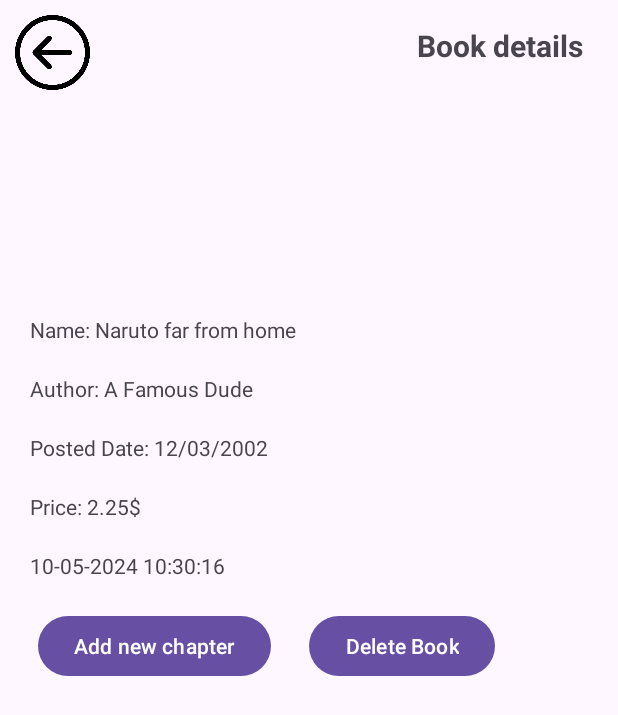
After one commit to xzeo1123/Mob2, an Android app: the AdminBookDetail screen opened directly, with no data from a screen before it, on a phone screen of 412 x 824 dp. The commit adds this screen. Shown: the top 715 px of the screen. Run offline under Robolectric (Android 15) with nearby library versions, the phone set to English and light mode, and no system bars; our stand-ins replace Picasso; 5 statements that could not run were skipped.

Commit message:
Create Posted view and display books, prepare for add new chapter.

```diff
--- a/app/build.gradle
+++ b/app/build.gradle
@@ -60,4 +60,7 @@ dependencies {
     // Login google implementation
     implementation("com.google.firebase:firebase-auth")
     implementation("com.google.android.gms:play-services-auth:21.1.0")
+
+    //Picasso
+    implementation 'com.squareup.picasso:picasso:2.71828'
 }
--- /dev/null
+++ b/app/src/main/java/com/example/androidproject/AdminBookDetail.java
@@ -0,0 +1,72 @@
+package com.example.androidproject;
+
+import android.content.Intent;
+import android.os.Bundle;
+import android.view.View;
+import android.widget.Button;
+import android.widget.ImageButton;
+import android.widget.ImageView;
+import android.widget.TextView;
+
+import androidx.activity.EdgeToEdge;
+import androidx.appcompat.app.AppCompatActivity;
+import androidx.core.graphics.Insets;
+import androidx.core.view.ViewCompat;
+import androidx.core.view.WindowInsetsCompat;
+
+import com.example.androidproject.entity.Book;
+import com.squareup.picasso.Picasso;
+
+import java.text.SimpleDateFormat;
+import java.util.Date;
+
+public class AdminBookDetail extends AppCompatActivity {
+    private Book book;
+    @Override
+    protected void onCreate(Bundle savedInstanceState) {
+        super.onCreate(savedInstanceState);
+        EdgeToEdge.enable(this);
+        setContentView(R.layout.activity_admin_book_detail);
+        ViewCompat.setOnApplyWindowInsetsListener(findViewById(R.id.main), (v, insets) -> {
+            Insets systemBars = insets.getInsets(WindowInsetsCompat.Type.systemBars());
+            v.setPadding(systemBars.left, systemBars.top, systemBars.right, systemBars.bottom);
+            return insets;
+        });
+
+
+        Intent intent = getIntent();
+        book = (Book) intent.getSerializableExtra("singleBook");
+
+        TextView txtBookTitle, txtBookAuthor, txtBookPostedDate, txtBookPrice, txtLastUpdated;
+        ImageView imgBookCover;
+        imgBookCover = findViewById(R.id.imgBookCover);
+        txtBookTitle = findViewById(R.id.txtBookTitle);
+        txtBookAuthor = findViewById(R.id.txtBookAuthor);
+        txtBookPostedDate = findViewById(R.id.txtBookPostedDate);
+        txtBookPrice = findViewById(R.id.txtBookPrice);
+        txtLastUpdated = findViewById(R.id.txtLastUpdated);
+
+        assert book != null;
+        Picasso.get().load(book.getCoverURL()).into(imgBookCover);
+        txtBookTitle.setText(book.getName());
+        txtBookAuthor.setText(book.getAuthorID());
+        txtBookPostedDate.setText(new SimpleDateFormat("dd-MM-yyyy HH:mm:ss")
+                .format(new Date(book.getUploadDate())));
+        txtBookPrice.setText(String.valueOf(book.getPrice()));
+        txtLastUpdated.setText(new SimpleDateFormat("dd-MM-yyyy HH:mm:ss")
+                .format(new Date(System.currentTimeMillis())));
+
+
+        ImageButton btnBack = findViewById(R.id.btnBack);
+        btnBack.setOnClickListener(v -> {
+            Intent backToPosted = new Intent(this, AdminPostedActivity.class);
+            startActivity(backToPosted);
+        });
+        Button btnAddChapter = findViewById(R.id.btnAddChapter);
+        btnAddChapter.setOnClickListener(view -> {
+            Intent newMangaIntent = new Intent(this, AdminWriteMgaActivity.class);
+            newMangaIntent.putExtra("BookID", book.getBookID());
+            startActivity(newMangaIntent);
+        });
+    }
+}
--- a/app/src/main/java/com/example/androidproject/AdminWriteMgaActivity.java
+++ b/app/src/main/java/com/example/androidproject/AdminWriteMgaActivity.java
@@ -1,6 +1,8 @@
 package com.example.androidproject;
 
+import android.content.Intent;
 import android.os.Bundle;
+import android.widget.TextView;
 
 import androidx.activity.EdgeToEdge;
 import androidx.appcompat.app.AppCompatActivity;
@@ -20,5 +22,9 @@ public class AdminWriteMgaActivity extends AppCompatActivity {
             v.setPadding(systemBars.left, systemBars.top, systemBars.right, systemBars.bottom);
             return insets;
         });
+
+        Intent intent = getIntent();
+        TextView txtEnterToAdd = findViewById(R.id.txtEnterToAdd);
+        txtEnterToAdd.setText(intent.getStringExtra("BookID"));
     }
 }
--- /dev/null
+++ b/app/src/main/java/com/example/androidproject/IRecycleView/IRecycleViewAdminPosted.java
@@ -0,0 +1,5 @@
+package com.example.androidproject.IRecycleView;
+
+public interface IRecycleViewAdminPosted {
+    void onBookClicked(int position);
+}
--- /dev/null
+++ b/app/src/main/res/layout/activity_admin_book_detail.xml
@@ -0,0 +1,107 @@
+<?xml version="1.0" encoding="utf-8"?>
+<LinearLayout xmlns:android="http://schemas.android.com/apk/res/android"
+    xmlns:app="http://schemas.android.com/apk/res-auto"
+    xmlns:tools="http://schemas.android.com/tools"
+    android:id="@+id/main"
+    android:layout_width="match_parent"
+    android:layout_height="match_parent"
+    tools:context=".AdminBookDetail"
+    android:orientation="vertical">
+
+    <androidx.constraintlayout.widget.ConstraintLayout
+        android:layout_width="match_parent"
+        android:layout_height="wrap_content">
+
+        <ImageButton
+            android:id="@+id/btnBack"
+            android:layout_width="50dp"
+            android:layout_height="50dp"
+            android:layout_marginTop="10dp"
+            android:layout_marginStart="10dp"
+            android:background="@null"
+            android:importantForAccessibility="no"
+            android:scaleType="fitXY"
+            app:layout_constraintBottom_toBottomOf="parent"
+            app:layout_constraintEnd_toEndOf="parent"
+            app:layout_constraintHorizontal_bias="0.0"
+            app:layout_constraintStart_toStartOf="parent"
+            app:layout_constraintTop_toTopOf="parent"
+            app:layout_constraintVertical_bias="0.0"
+            app:srcCompat="@drawable/back_button" />
+
+        <TextView
+            android:id="@+id/textView"
+            android:layout_width="134dp"
+            android:layout_height="wrap_content"
+            android:text="Book details"
+            android:textSize="20sp"
+            android:textStyle="bold"
+            app:layout_constraintBottom_toBottomOf="parent"
+            app:layout_constraintEnd_toEndOf="parent"
+            app:layout_constraintHorizontal_bias="0.11"
+            app:layout_constraintStart_toEndOf="@+id/buttonBack"
+            app:layout_constraintTop_toTopOf="parent"
+            app:layout_constraintVertical_bias="0.515"
+            tools:ignore="HardcodedText" />
+    </androidx.constraintlayout.widget.ConstraintLayout>
+    <LinearLayout
+        android:layout_width="match_parent"
+        android:layout_height="wrap_content"
+        android:orientation="vertical"
+        android:padding="10dp">
+        <ImageView
+            android:id="@+id/imgBookCover"
+            android:layout_width="90dp"
+            android:layout_height="130dp"
+            tools:srcCompat="@drawable/mg1_1"
+            />
+        <TextView
+            android:id="@+id/txtBookTitle"
+            android:layout_width="match_parent"
+            android:layout_height="wrap_content"
+            android:padding="10dp"
+            android:text="Name: Naruto far from home"/>
+        <TextView
+            android:id="@+id/txtBookAuthor"
+            android:layout_width="match_parent"
+            android:layout_height="wrap_content"
+            android:padding="10dp"
+            android:text="Author: A Famous Dude"/>
+        <TextView
+            android:id="@+id/txtBookPostedDate"
+            android:layout_width="match_parent"
+            android:layout_height="wrap_content"
+            android:padding="10dp"
+            android:text="Posted Date: 12/03/2002"/>
+        <TextView
+            android:id="@+id/txtBookPrice"
+            android:layout_width="match_parent"
+            android:layout_height="wrap_content"
+            android:padding="10dp"
+            android:text="Price: 2.25$"/>
+        <TextView
+            android:id="@+id/txtLastUpdated"
+            android:layout_width="match_parent"
+            android:layout_height="wrap_content"
+            android:padding="10dp"
+            android:text="Last update: 13/05/2024"/>
+    </LinearLayout>
+
+    <LinearLayout
+        android:layout_width="match_parent"
+        android:layout_height="wrap_content"
+        android:orientation="horizontal">
+        <Button
+            android:id="@+id/btnAddChapter"
+            android:layout_width="wrap_content"
+            android:layout_height="wrap_content"
+            android:layout_marginStart="25dp"
+            android:text="Add new chapter"/>
+        <Button
+            android:id="@+id/btnDeleteBook"
+            android:layout_width="wrap_content"
+            android:layout_height="wrap_content"
+            android:layout_marginStart="25dp"
+            android:text="Delete Book"/>
+    </LinearLayout>
+</LinearLayout>
--- a/app/src/main/res/layout/activity_admin_write_mga.xml
+++ b/app/src/main/res/layout/activity_admin_write_mga.xml
@@ -104,7 +104,7 @@
     </FrameLayout>
 
     <TextView
-        android:id="@+id/textView17"
+        android:id="@+id/txtEnterToAdd"
         android:layout_width="wrap_content"
         android:layout_height="wrap_content"
         android:text="ENTER TO ADD"
--- a/app/src/main/res/values/strings.xml
+++ b/app/src/main/res/values/strings.xml
@@ -2,7 +2,7 @@
     <string name="app_name">AndroidProject</string>
     <string name="login">LOGIN</string>
 
-<!--  Account admin label properties  -->
+    <!--  Account admin label properties  -->
     <string name="adminaccountId">Account ID: </string>
     <string name="adminaccountDisplayname">Display Name: </string>
     <string name="adminaccountDob">Date of Birth: </string>
```
Also changed, not shown: app/src/main/AndroidManifest.xml (+3 -18 lines), app/src/main/java/com/example/androidproject/APosted_RecyclerViewAdapter.java (added, +75 -0 lines), app/src/main/java/com/example/androidproject/AdminNewMgaActivity.java (+7 -2 lines), app/src/main/java/com/example/androidproject/AdminPostedActivity.java (+44 -1 lines), app/src/main/java/com/example/androidproject/dao/DAOBook.java (+39 -39 lines), app/src/main/java/com/example/androidproject/entity/Book.java (+9 -8 lines), app/src/main/res/layout/activity_admin_posted.xml (+19 -108 lines), app/src/main/res/layout/recycle_view_adminpostedbooks.xml (added, +62 -0 lines).
